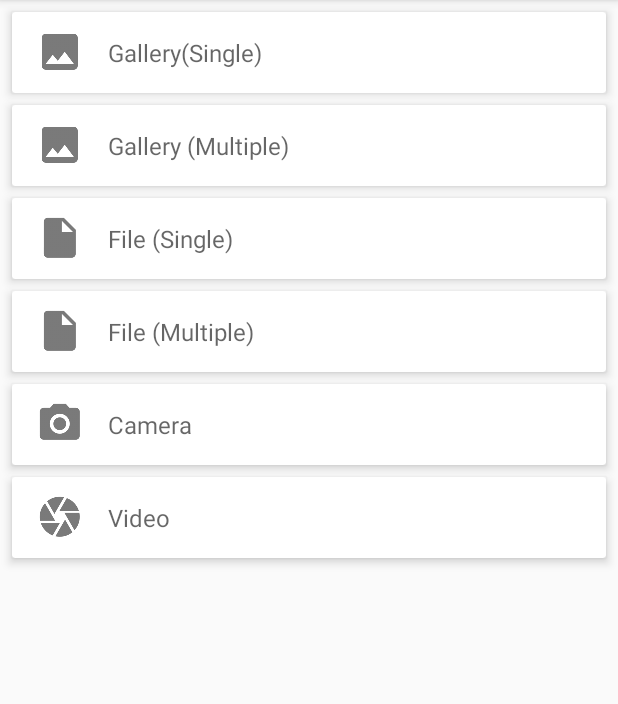
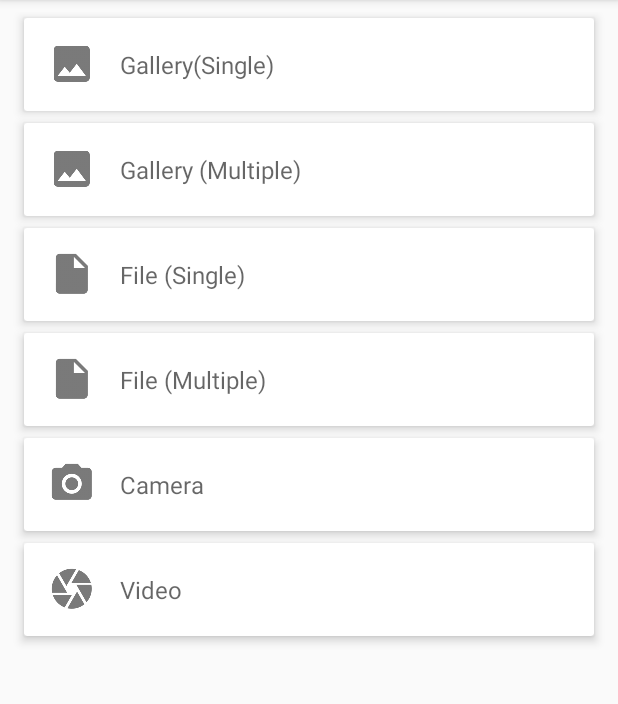
Before and after one commit to androidbuffer/Kotlinfilepicker, an Android app: the screen it shows after launch (MainActivity), on a phone screen of 412 x 824 dp, the part 84-788 px from its top. Run offline under Robolectric (Android 15) with nearby library versions, the phone set to English and light mode, and no system bars; our stand-ins replace AdMob.

Commit message:
fix: changes in layout and added adview

```diff
--- a/app/src/main/AndroidManifest.xml
+++ b/app/src/main/AndroidManifest.xml
@@ -1,6 +1,8 @@
 <?xml version="1.0" encoding="utf-8"?>
 <manifest xmlns:android="http://schemas.android.com/apk/res/android"
     package="com.androidbuffer.kotlinfilepickersample">
+
+    <uses-permission android:name="android.permission.READ_EXTERNAL_STORAGE"/>
 
     <application
         android:allowBackup="true"
--- a/app/src/main/java/com/androidbuffer/kotlinfilepickersample/MainActivity.kt
+++ b/app/src/main/java/com/androidbuffer/kotlinfilepickersample/MainActivity.kt
@@ -3,13 +3,16 @@ package com.androidbuffer.kotlinfilepickersample
 import android.app.Activity
 import android.content.Intent
 import android.os.Bundle
-import android.support.v7.app.AlertDialog
 import android.support.v7.app.AppCompatActivity
 import android.support.v7.widget.LinearLayoutManager
 import android.support.v7.widget.RecyclerView
 import com.androidbuffer.kotlinfilepicker.KotConstants
 import com.androidbuffer.kotlinfilepicker.KotRequest
 import com.androidbuffer.kotlinfilepicker.KotResult
+import com.google.android.gms.ads.AdRequest
+import com.google.android.gms.ads.AdView
+import com.google.android.gms.ads.MobileAds
+
 
 class MainActivity : AppCompatActivity(), PickerAdapter.OnClickItemListener {
 
@@ -21,6 +24,7 @@ class MainActivity : AppCompatActivity(), PickerAdapter.OnClickItemListener {
     private val REQUEST_VIDEO = 104
     private var adapter: PickerAdapter? = null
     lateinit var titleArray: Array<String>
+    lateinit var adBottom: AdView
 
     private val drawableArray = arrayOf(R.drawable.ic_action_gallery,
             R.drawable.ic_action_gallery,
@@ -33,9 +37,19 @@ class MainActivity : AppCompatActivity(), PickerAdapter.OnClickItemListener {
         super.onCreate(savedInstanceState)
         setContentView(R.layout.activity_main)
         //init the view elements
-        rvFilePickerMain = findViewById(R.id.rvFilePickerMain);
+        rvFilePickerMain = findViewById(R.id.rvFilePickerMain)
+        adBottom = findViewById(R.id.adViewBottom)
         titleArray = resources.getStringArray(R.array.arrayOptions)
         setRecyclerView()
+        setupAdView()
+    }
+
+    private fun setupAdView() {
+        //here setup the adview
+        MobileAds.initialize(this, BuildConfig.AD_MOB_APP_ID)
+        AdRequest.Builder().addTestDevice("CA633501FEEC97C2B1234735706515B2")
+        val adRequest = AdRequest.Builder().build()
+        adBottom.loadAd(adRequest)
     }
 
     private fun setRecyclerView() {
--- a/app/src/main/res/layout/activity_main.xml
+++ b/app/src/main/res/layout/activity_main.xml
@@ -1,5 +1,6 @@
 <?xml version="1.0" encoding="utf-8"?>
 <android.support.constraint.ConstraintLayout xmlns:android="http://schemas.android.com/apk/res/android"
+    xmlns:app="http://schemas.android.com/apk/res-auto"
     xmlns:tools="http://schemas.android.com/tools"
     android:layout_width="match_parent"
     android:layout_height="match_parent"
@@ -10,6 +11,26 @@
         android:id="@+id/rvFilePickerMain"
         android:layout_width="match_parent"
         android:layout_height="match_parent"
-        android:layout_marginTop="@dimen/margin_small_4dp" />
+        android:layout_marginEnd="8dp"
+        android:layout_marginStart="8dp"
+        android:layout_marginTop="8dp"
+        app:layout_constraintBottom_toTopOf="@+id/adViewBottom"
+        app:layout_constraintEnd_toEndOf="parent"
+        app:layout_constraintStart_toStartOf="parent"
+        app:layout_constraintTop_toTopOf="parent" />
+
+    <com.google.android.gms.ads.AdView xmlns:ads="http://schemas.android.com/apk/res-auto"
+        android:id="@+id/adViewBottom"
+        android:layout_width="wrap_content"
+        android:layout_height="wrap_content"
+        android:layout_alignParentBottom="true"
+        android:layout_centerHorizontal="true"
+        android:layout_marginEnd="8dp"
+        android:layout_marginStart="8dp"
+        ads:adSize="BANNER"
+        ads:adUnitId="@string/AD_MOB_DASHBOARD_AD_ID"
+        ads:layout_constraintBottom_toBottomOf="parent"
+        ads:layout_constraintEnd_toEndOf="parent"
+        ads:layout_constraintStart_toStartOf="parent" />
 
 </android.support.constraint.ConstraintLayout>
--- a/app/src/main/res/layout/item_row_layout.xml
+++ b/app/src/main/res/layout/item_row_layout.xml
@@ -12,6 +12,9 @@
     <RelativeLayout
         android:layout_width="match_parent"
         android:layout_height="match_parent"
+        android:paddingRight="@dimen/padding_large"
+        android:paddingTop="@dimen/margin_small_4dp"
+        android:paddingBottom="@dimen/margin_small_4dp"
         android:paddingLeft="@dimen/padding_large">
 
         <ImageView
--- a/app/src/main/res/values/dimens.xml
+++ b/app/src/main/res/values/dimens.xml
@@ -4,4 +4,6 @@
     <dimen name="margin_small">8dp</dimen>
     <dimen name="padding_large">16dp</dimen>
     <dimen name="margin_small_4dp">4dp</dimen>
+    <dimen name="size_thumbnail">80dp</dimen>
+    <dimen name="margin_2dp">2dp</dimen>
 </resources>
```
Also changed, not shown: app/build.gradle (+10 -1 lines), app/src/main/java/com/androidbuffer/kotlinfilepickersample/GalleryActivity.kt (+37 -42 lines), app/src/main/java/com/androidbuffer/kotlinfilepickersample/ThumbnailAdapter.kt (added, +50 -0 lines), app/src/main/res/layout/activity_gallery.xml (+34 -3 lines), app/src/main/res/layout/item_row_gallery.xml (+8 -12 lines).
